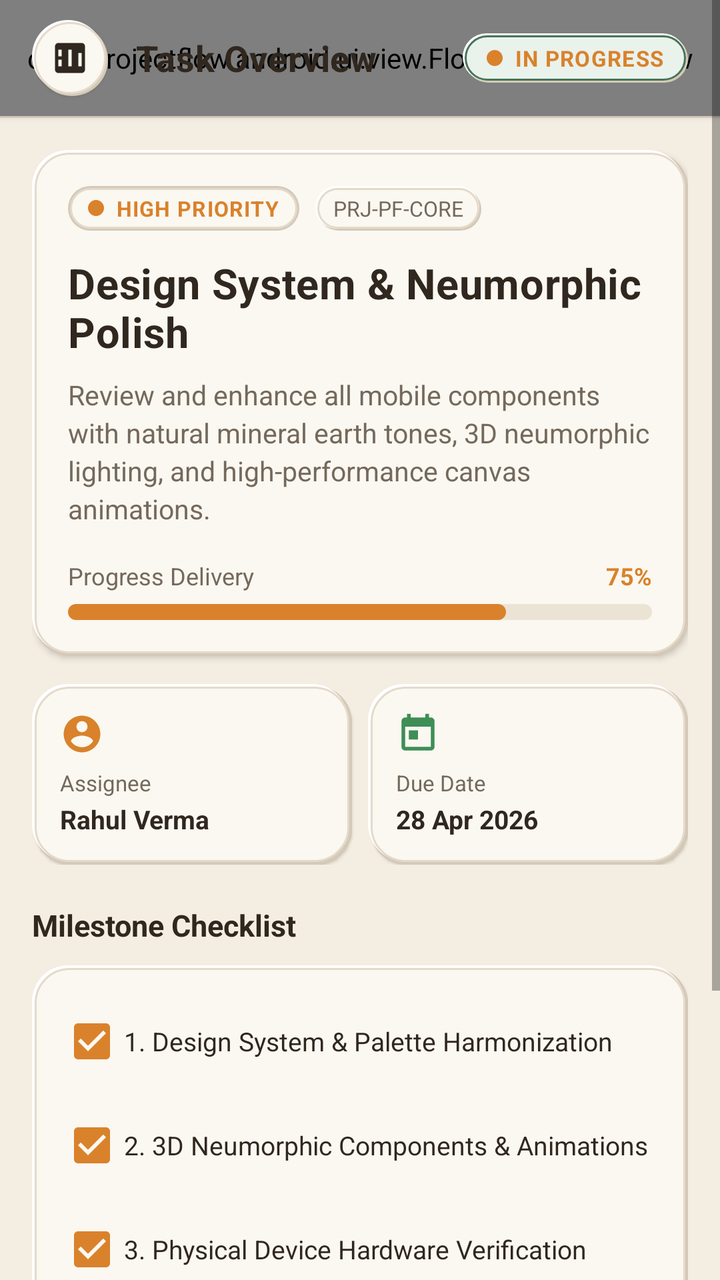
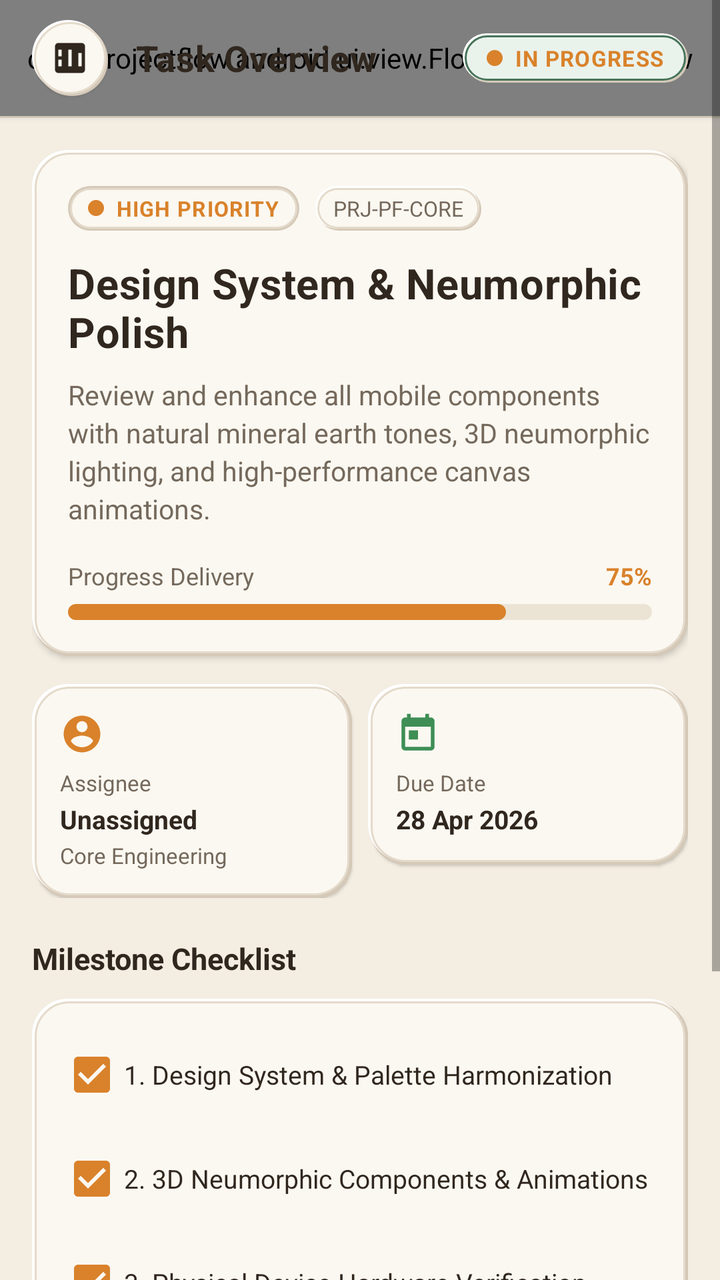

Before-and-after screenshots of an Android layout around one commit, followed by the original layout XML and the change that was made.
<!-- AndroidManifest.xml: application theme Theme.ProjectFlow -->
<!-- res/layout/activity_task_details.xml -->
<?xml version="1.0" encoding="utf-8"?>
<ScrollView xmlns:android="http://schemas.android.com/apk/res/android"
    xmlns:app="http://schemas.android.com/apk/res-auto"
    android:layout_width="match_parent"
    android:layout_height="match_parent"
    android:background="@color/earth_bg"
    android:fillViewport="true">

    <LinearLayout
        android:layout_width="match_parent"
        android:layout_height="wrap_content"
        android:orientation="vertical">

        
        <FrameLayout
            android:layout_width="match_parent"
            android:layout_height="58dp"
            android:background="@color/chalk_white"
            android:elevation="2dp">

            <com.projectflow.android.ui.view.FlowLeafHeaderView
                android:layout_width="match_parent"
                android:layout_height="match_parent" />

            <RelativeLayout
                android:layout_width="match_parent"
                android:layout_height="match_parent"
                android:paddingStart="16dp"
                android:paddingEnd="16dp">

                <ImageView
                    android:id="@+id/btnBack"
                    android:layout_width="38dp"
                    android:layout_height="38dp"
                    android:layout_alignParentStart="true"
                    android:layout_centerVertical="true"
                    android:background="@drawable/bg_neu_circle"
                    android:contentDescription="Back"
                    android:elevation="1dp"
                    android:padding="9dp"
                    android:src="@drawable/ic_kanban"
                    app:tint="@color/text_main" />

                <TextView
                    android:layout_width="wrap_content"
                    android:layout_height="wrap_content"
                    android:layout_centerVertical="true"
                    android:layout_marginStart="14dp"
                    android:layout_toEndOf="@id/btnBack"
                    android:letterSpacing="0.015"
                    android:text="Task Overview"
                    android:textColor="@color/text_main"
                    android:textSize="18sp"
                    android:textStyle="bold" />

                <TextView
                    android:id="@+id/tvDetailStatus"
                    android:layout_width="wrap_content"
                    android:layout_height="wrap_content"
                    android:layout_alignParentEnd="true"
                    android:layout_centerVertical="true"
                    android:background="@drawable/bg_online_pill"
                    android:drawableStart="@drawable/bg_dot_progress"
                    android:drawablePadding="6dp"
                    android:letterSpacing="0.04"
                    android:paddingHorizontal="12dp"
                    android:paddingVertical="5dp"
                    android:text="IN PROGRESS"
                    android:textColor="@color/chart_progress"
                    android:textSize="11sp"
                    android:textStyle="bold" />
            </RelativeLayout>
        </FrameLayout>

        <View
            android:layout_width="match_parent"
            android:layout_height="1dp"
            android:background="@color/natural_border" />

        <LinearLayout
            android:layout_width="match_parent"
            android:layout_height="wrap_content"
            android:orientation="vertical"
            android:padding="16dp">

            
            <LinearLayout
                android:layout_width="match_parent"
                android:layout_height="wrap_content"
                android:background="@drawable/bg_neu_card"
                android:elevation="2dp"
                android:orientation="vertical"
                android:padding="18dp">

                
                <LinearLayout
                    android:layout_width="match_parent"
                    android:layout_height="wrap_content"
                    android:gravity="center_vertical"
                    android:orientation="horizontal">

                    <TextView
                        android:id="@+id/tvDetailPriorityBadge"
                        android:layout_width="wrap_content"
                        android:layout_height="wrap_content"
                        android:background="@drawable/bg_neu_chip_pill"
                        android:drawableStart="@drawable/bg_dot_progress"
                        android:drawablePadding="6dp"
                        android:letterSpacing="0.04"
                        android:paddingHorizontal="10dp"
                        android:paddingVertical="4dp"
                        android:text="HIGH PRIORITY"
                        android:textColor="@color/chart_progress"
                        android:textSize="10.5sp"
                        android:textStyle="bold" />

                    <TextView
                        android:id="@+id/tvDetailProject"
                        android:layout_width="wrap_content"
                        android:layout_height="wrap_content"
                        android:layout_marginStart="8dp"
                        android:background="@drawable/bg_neu_pill"
                        android:paddingHorizontal="9dp"
                        android:paddingVertical="4dp"
                        android:text="PRJ-PF-CORE"
                        android:textColor="@color/text_secondary"
                        android:textSize="10.5sp" />
                </LinearLayout>

                
                <TextView
                    android:id="@+id/tvDetailTitle"
                    android:layout_width="wrap_content"
                    android:layout_height="wrap_content"
                    android:layout_marginTop="12dp"
                    android:letterSpacing="0.01"
                    android:text="Design System &amp; Neumorphic Polish"
                    android:textColor="@color/text_main"
                    android:textSize="21sp"
                    android:textStyle="bold" />

                
                <TextView
                    android:id="@+id/tvDetailDesc"
                    android:layout_width="wrap_content"
                    android:layout_height="wrap_content"
                    android:layout_marginTop="8dp"
                    android:lineSpacingExtra="3dp"
                    android:text="Review and enhance all mobile components with natural mineral earth tones, 3D neumorphic lighting, and high-performance canvas animations."
                    android:textColor="@color/text_secondary"
                    android:textSize="13.5sp" />

                
                <RelativeLayout
                    android:layout_width="match_parent"
                    android:layout_height="wrap_content"
                    android:layout_marginTop="16dp">

                    <TextView
                        android:layout_width="wrap_content"
                        android:layout_height="wrap_content"
                        android:text="Progress Delivery"
                        android:textColor="@color/text_secondary"
                        android:textSize="12sp" />

                    <TextView
                        android:id="@+id/tvProgressPercent"
                        android:layout_width="wrap_content"
                        android:layout_height="wrap_content"
                        android:layout_alignParentEnd="true"
                        android:text="75%"
                        android:textColor="@color/chart_progress"
                        android:textSize="12sp"
                        android:textStyle="bold" />
                </RelativeLayout>

                <ProgressBar
                    android:id="@+id/pbTaskProgress"
                    style="?android:attr/progressBarStyleHorizontal"
                    android:layout_width="match_parent"
                    android:layout_height="8dp"
                    android:layout_marginTop="6dp"
                    android:max="100"
                    android:progress="75"
                    android:progressDrawable="@drawable/bg_bar_accent" />
            </LinearLayout>

            
            <LinearLayout
                android:layout_width="match_parent"
                android:layout_height="wrap_content"
                android:layout_marginTop="14dp"
                android:orientation="horizontal">

                
                <LinearLayout
                    android:layout_width="0dp"
                    android:layout_height="wrap_content"
                    android:layout_weight="1"
                    android:layout_marginEnd="8dp"
                    android:background="@drawable/bg_neu_card"
                    android:elevation="1dp"
                    android:orientation="vertical"
                    android:padding="14dp">

                    <ImageView
                        android:layout_width="22dp"
                        android:layout_height="22dp"
                        android:src="@drawable/ic_profile"
                        app:tint="@color/chart_progress" />

                    <TextView
                        android:layout_width="wrap_content"
                        android:layout_height="wrap_content"
                        android:layout_marginTop="6dp"
                        android:text="Assignee"
                        android:textColor="@color/text_secondary"
                        android:textSize="11sp" />

                    <TextView
                        android:id="@+id/tvDetailAssignee"
                        android:layout_width="wrap_content"
                        android:layout_height="wrap_content"
                        android:layout_marginTop="2dp"
                        android:text="Rahul Verma"
                        android:textColor="@color/text_main"
                        android:textSize="13sp"
                        android:textStyle="bold" />
                </LinearLayout>

                
                <LinearLayout
                    android:layout_width="0dp"
                    android:layout_height="wrap_content"
                    android:layout_weight="1"
                    android:background="@drawable/bg_neu_card"
                    android:elevation="1dp"
                    android:orientation="vertical"
                    android:padding="14dp">

                    <ImageView
                        android:layout_width="22dp"
                        android:layout_height="22dp"
                        android:src="@drawable/ic_calendar"
                        app:tint="@color/chart_done" />

                    <TextView
                        android:layout_width="wrap_content"
                        android:layout_height="wrap_content"
                        android:layout_marginTop="6dp"
                        android:text="Due Date"
                        android:textColor="@color/text_secondary"
                        android:textSize="11sp" />

                    <TextView
                        android:id="@+id/tvDetailDueDate"
                        android:layout_width="wrap_content"
                        android:layout_height="wrap_content"
                        android:layout_marginTop="2dp"
                        android:text="28 Apr 2026"
                        android:textColor="@color/text_main"
                        android:textSize="13sp"
                        android:textStyle="bold" />
                </LinearLayout>
            </LinearLayout>

            
            <TextView
                android:layout_width="wrap_content"
                android:layout_height="wrap_content"
                android:layout_marginTop="20dp"
                android:text="Milestone Checklist"
                android:textColor="@color/text_main"
                android:textSize="15sp"
                android:textStyle="bold" />

            <LinearLayout
                android:layout_width="match_parent"
                android:layout_height="wrap_content"
                android:layout_marginTop="10dp"
                android:background="@drawable/bg_neu_card"
                android:elevation="1dp"
                android:orientation="vertical"
                android:padding="14dp">

                <CheckBox
                    android:id="@+id/cbSubtask1"
                    android:layout_width="match_parent"
                    android:layout_height="wrap_content"
                    android:buttonTint="@color/chart_progress"
                    android:checked="true"
                    android:text="1. Design System &amp; Palette Harmonization"
                    android:textColor="@color/text_main"
                    android:textSize="13sp" />

                <CheckBox
                    android:id="@+id/cbSubtask2"
                    android:layout_width="match_parent"
                    android:layout_height="wrap_content"
                    android:layout_marginTop="4dp"
                    android:buttonTint="@color/chart_progress"
                    android:checked="true"
                    android:text="2. 3D Neumorphic Components &amp; Animations"
                    android:textColor="@color/text_main"
                    android:textSize="13sp" />

                <CheckBox
                    android:id="@+id/cbSubtask3"
                    android:layout_width="match_parent"
                    android:layout_height="wrap_content"
                    android:layout_marginTop="4dp"
                    android:buttonTint="@color/chart_progress"
                    android:checked="true"
                    android:text="3. Physical Device Hardware Verification"
                    android:textColor="@color/text_main"
                    android:textSize="13sp" />

                <CheckBox
                    android:id="@+id/cbSubtask4"
                    android:layout_width="match_parent"
                    android:layout_height="wrap_content"
                    android:layout_marginTop="4dp"
                    android:buttonTint="@color/chart_progress"
                    android:checked="false"
                    android:text="4. Production Release &amp; Distribution"
                    android:textColor="@color/text_main"
                    android:textSize="13sp" />
            </LinearLayout>

            
            <LinearLayout
                android:layout_width="match_parent"
                android:layout_height="wrap_content"
                android:layout_marginTop="20dp"
                android:layout_marginBottom="28dp"
                android:orientation="horizontal">

                <TextView
                    android:id="@+id/btnSetInProgress"
                    android:layout_width="0dp"
                    android:layout_height="48dp"
                    android:layout_marginEnd="8dp"
                    android:layout_weight="1"
                    android:background="@drawable/bg_neu_card"
                    android:clickable="true"
                    android:elevation="2dp"
                    android:focusable="true"
                    android:gravity="center"
                    android:text="In Progress"
                    android:textColor="@color/chart_progress"
                    android:textSize="13sp"
                    android:textStyle="bold" />

                <TextView
                    android:id="@+id/btnSetDone"
                    android:layout_width="0dp"
                    android:layout_height="48dp"
                    android:layout_marginStart="8dp"
                    android:layout_weight="1"
                    android:background="@drawable/bg_chip_selected"
                    android:clickable="true"
                    android:elevation="3dp"
                    android:focusable="true"
                    android:gravity="center"
                    android:text="Mark Completed"
                    android:textColor="@color/white"
                    android:textSize="13sp"
                    android:textStyle="bold" />
            </LinearLayout>

        </LinearLayout>
    </LinearLayout>

</ScrollView>
<!-- resources referenced by this layout -->
<resources>
  <color name="chalk_white">#FBF8F1</color>
  <color name="chart_done">#3E8E55</color>
  <color name="chart_progress">#D9822B</color>
  <color name="earth_bg">#F3EDE2</color>
  <color name="natural_border">#E1D6C6</color>
  <color name="text_main">#30271F</color>
  <color name="text_secondary">#74695C</color>
  <color name="white">#FFFDF8</color>
  <!-- drawable bg_bar_accent (drawable) -->
  <?xml version="1.0" encoding="utf-8"?>
  <layer-list xmlns:android="http://schemas.android.com/apk/res/android">
      
      <item android:id="@android:id/background">
          <shape android:shape="rectangle">
              <corners android:radius="6dp" />
              <solid android:color="@color/neu_surface_pressed" />
          </shape>
      </item>
      
      <item android:id="@android:id/progress">
          <scale android:scaleWidth="100%">
              <shape android:shape="rectangle">
                  <corners android:radius="6dp" />
                  <solid android:color="@color/chart_progress" />
              </shape>
          </scale>
      </item>
  </layer-list>
  <!-- drawable bg_dot_progress (drawable) -->
  <?xml version="1.0" encoding="utf-8"?>
  <shape xmlns:android="http://schemas.android.com/apk/res/android"
      android:shape="oval">
      <size android:width="8dp" android:height="8dp" />
      <solid android:color="@color/chart_progress" />
  </shape>
  <!-- drawable ic_calendar (drawable) -->
  <vector xmlns:android="http://schemas.android.com/apk/res/android"
      android:width="24dp"
      android:height="24dp"
      android:viewportWidth="24"
      android:viewportHeight="24">
      <path
          android:fillColor="@android:color/white"
          android:pathData="M19,3h-1V1h-2v2H8V1H6v2H5C3.89,3 3.01,3.9 3.01,5L3,19c0,1.1 0.89,2 2,2h14c1.1,0 2,-0.9 2,-2V5c0,-1.1 -0.9,-2 -2,-2zm0,16H5V8h14v11zM7,10h5v5H7z" />
  </vector>
  <!-- drawable ic_kanban (drawable) -->
  <vector xmlns:android="http://schemas.android.com/apk/res/android"
      android:width="24dp"
      android:height="24dp"
      android:viewportWidth="24"
      android:viewportHeight="24">
    <path
        android:fillColor="@color/deep_sage"
        android:pathData="M19,3H5C3.9,3 3,3.9 3,5v14c0,1.1 0.9,2 2,2h14c1.1,0 2,-0.9 2,-2V5C21,3.9 20.1,3 19,3z M7,17H5v-4h2V17z M7,11H5V7h2V11z M13,17h-2V7h2V17z M19,17h-2v-8h2V17z"/>
  </vector>
  <!-- drawable ic_profile (drawable) -->
  <vector xmlns:android="http://schemas.android.com/apk/res/android"
      android:width="24dp"
      android:height="24dp"
      android:viewportWidth="24"
      android:viewportHeight="24">
      <path
          android:fillColor="@android:color/white"
          android:pathData="M12,2C6.48,2 2,6.48 2,12s4.48,10 10,10 10,-4.48 10,-10S17.52,2 12,2zm0,3c1.66,0 3,1.34 3,3s-1.34,3 -3,3 -3,-1.34 -3,-3 1.34,-3 3,-3zm0,14.2c-2.5,0 -4.71,-1.28 -6,-3.22 0.03,-1.99 4,-3.08 6,-3.08 1.99,0 5.97,1.09 6,3.08 -1.29,1.94 -3.5,3.22 -6,3.22z" />
  </vector>
  <color name="neu_surface_pressed">#EBE4D5</color>
  <color name="neu_shadow_deep">#C2B3A0</color>
  <color name="neu_highlight">#FFFFFFFF</color>
  <color name="primary_earth">#795B43</color>
  <color name="deep_earth">#493628</color>
  <color name="neu_shadow_soft">#D5C9B8</color>
  <color name="neu_surface">#FBF8F1</color>
  <color name="neu_border">#E4DACB</color>
  <color name="earth_success_light">#EAF2EC</color>
  <color name="earth_success">#47745A</color>
  <color name="deep_sage">#795B43</color>
  <color name="earth_raised">#FFFDF8</color>
  <color name="muted_clay">#B69A78</color>
  <color name="secondary_sand">#D9C9B2</color>
  <color name="earth_surface">#FBF8F1</color>
  <!-- unchanged entries left out for length: 7 -->
</resources>

<!-- the commit's change to res/layout/activity_task_details.xml (unified diff, before → after) -->
@@ -222,10 +222,19 @@
                         android:layout_width="wrap_content"
                         android:layout_height="wrap_content"
                         android:layout_marginTop="2dp"
-                        android:text="Rahul Verma"
+                        android:text="Unassigned"
                         android:textColor="@color/text_main"
                         android:textSize="13sp"
                         android:textStyle="bold" />
+
+                    <TextView
+                        android:id="@+id/tvDetailAssigneeSub"
+                        android:layout_width="wrap_content"
+                        android:layout_height="wrap_content"
+                        android:layout_marginTop="2dp"
+                        android:text="Core Engineering"
+                        android:textColor="@color/text_secondary"
+                        android:textSize="11sp" />
                 </LinearLayout>
 
                 
